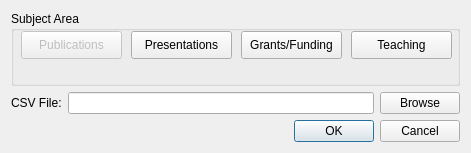
First picture: the form in src/ui/FileInputDialog.ui, repository Myu84/CSS, before the edit.
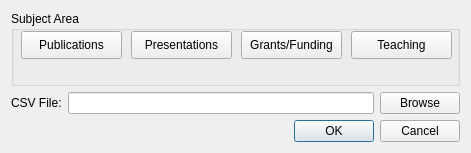
Second picture: the form after the edit.

Patch:
```diff
--- a/src/ui/FileInputDialog.ui
+++ b/src/ui/FileInputDialog.ui
@@ -64,7 +64,7 @@
      </property>
      <widget class="QPushButton" name="publicationsButton">
       <property name="enabled">
-       <bool>false</bool>
+       <bool>true</bool>
       </property>
       <property name="geometry">
        <rect>
```
